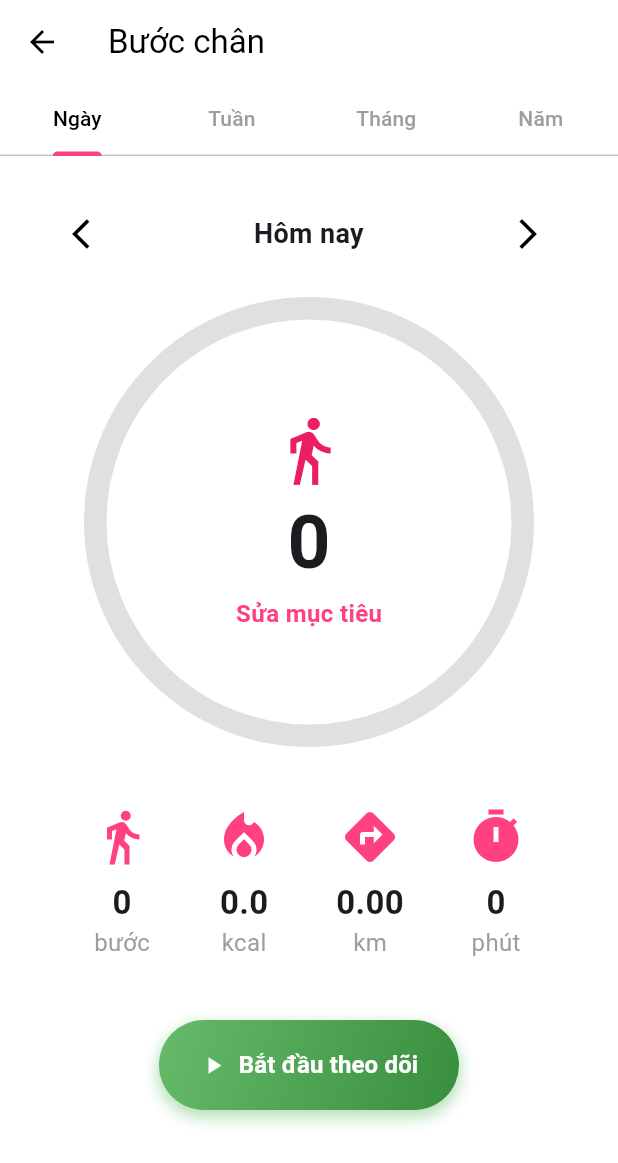
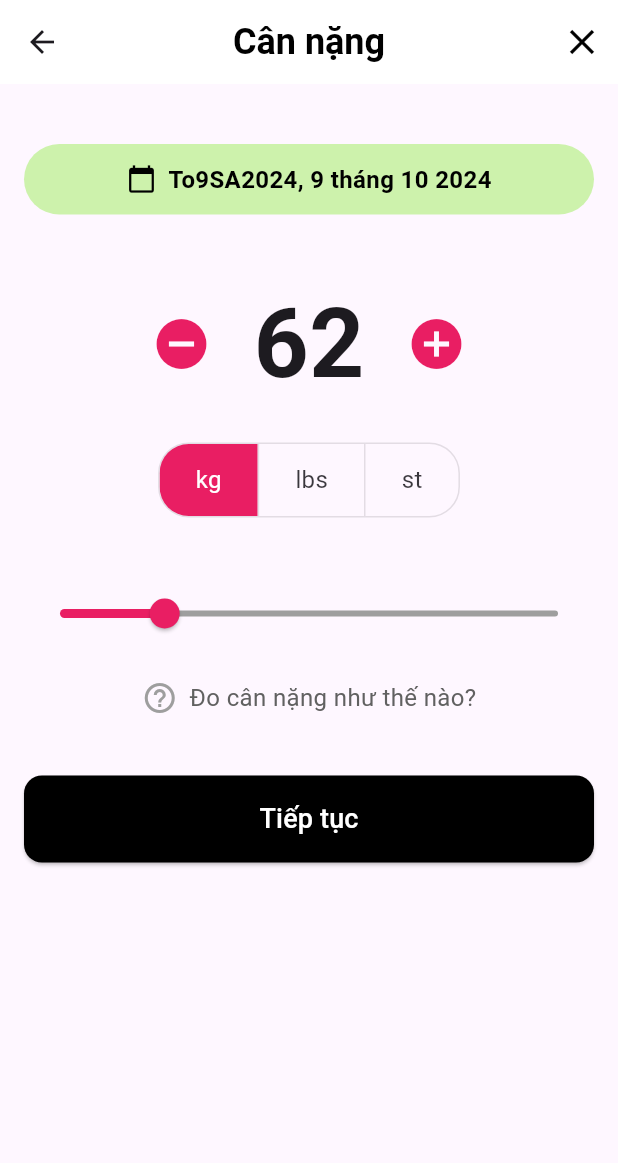
Before and after one commit to quan2003/Pro_Tech-App, a Flutter app: the HomeScreen screen opened by its route, after a tap on "1 / 3", on a phone screen of 412 x 824 dp. Shown: the top 1163 px of the screen. Run offline on Flutter 3.47's test engine with Material 3 defaults, Android fonts, the phone set to English and light mode, and no system bars; drawn by our look-alikes of percent_indicator; our stand-ins replace cloud_firestore, convex_bottom_bar, csv, firebase_auth, firebase_core, firebase_messaging and 15 more; missing offline and left inert: flutter_facebook_auth, workmanager; accounts and stored records are empty; statements that could not run were skipped.

Commit message:
weightInputToday

```diff
--- a/Flutter_Login_App/lib/views/screens/HomeScreen.dart
+++ b/Flutter_Login_App/lib/views/screens/HomeScreen.dart
@@ -10,6 +10,7 @@ import 'package:flutter_login_app/views/screens/PrivacyPolicyScreen.dart';
 
 import 'package:flutter_login_app/views/screens/StepTrackerScreen.dart';
 import 'package:flutter_login_app/views/screens/TearmsAndConditionsScreen.dart';
+import 'package:flutter_login_app/views/screens/WeightInputTodayScreen.dart';
 import 'package:get/get.dart';
 import 'package:firebase_auth/firebase_auth.dart';
 import 'package:cloud_firestore/cloud_firestore.dart';
@@ -25,10 +26,10 @@ import 'AboutUsScreen.dart';
 import 'package:syncfusion_flutter_gauges/gauges.dart';
 import '../controller/StepTrackingService.dart';
 
-
 // Function to show running reminder notification
 void _showRunningReminder() {
-  final FlutterLocalNotificationsPlugin flutterLocalNotificationsPlugin = FlutterLocalNotificationsPlugin();
+  final FlutterLocalNotificationsPlugin flutterLocalNotificationsPlugin =
+      FlutterLocalNotificationsPlugin();
   flutterLocalNotificationsPlugin.show(
     0,
     'Nhắc nhở chạy bộ',
@@ -46,7 +47,8 @@ void _showRunningReminder() {
 
 // Function to show step count reminder notification
 void _showStepCountReminder() {
-  final FlutterLocalNotificationsPlugin flutterLocalNotificationsPlugin = FlutterLocalNotificationsPlugin();
+  final FlutterLocalNotificationsPlugin flutterLocalNotificationsPlugin =
+      FlutterLocalNotificationsPlugin();
   flutterLocalNotificationsPlugin.show(
     1,
     'Thống kê bước chạy',
@@ -73,7 +75,6 @@ class _HomeScreenState extends State<HomeScreen> {
   final StepTrackingService stepController = Get.put(StepTrackingService());
   final BMIController bmiController = Get.put(BMIController());
 
-
   int _selectedIndex = 0;
 
   @override
@@ -86,7 +87,8 @@ class _HomeScreenState extends State<HomeScreen> {
       context: context,
       builder: (BuildContext context) => AlertDialog(
         title: const Text('Cấp quyền thông báo'),
-        content: const Text('Ứng dụng cần quyền thông báo để gửi nhắc nhở chạy bộ và thống kê bước chạy hàng ngày.'),
+        content: const Text(
+            'Ứng dụng cần quyền thông báo để gửi nhắc nhở chạy bộ và thống kê bước chạy hàng ngày.'),
         actions: <Widget>[
           TextButton(
             child: const Text('Để sau'),
@@ -103,9 +105,6 @@ class _HomeScreenState extends State<HomeScreen> {
       ),
     );
   }
-
-
-
 
   Future<void> _updateSteps() async {
     final steps = int.tryParse(stepController.stepCountString) ?? 0;
@@ -126,12 +125,16 @@ class _HomeScreenState extends State<HomeScreen> {
     }
     return 'Khách';
   }
+
   void _onItemTapped(int index) async {
-  if (index == 1) { // Index 1 tương ứng với tab "Sức khoẻ"
+    if (index == 1) {
+      // Index 1 tương ứng với tab "Sức khoẻ"
       await Get.to(() => const HealthScreen());
-  } else if (index == 2) { // Index 2 tương ứng với tab "Thuốc"
-   Get.to(() =>  const MedicineScreen());
-  } else if (index == 3) { // Index 3 tương ứng với tab "Phần thưởng"
+    } else if (index == 2) {
+      // Index 2 tương ứng với tab "Thuốc"
+      Get.to(() => const MedicineScreen());
+    } else if (index == 3) {
+      // Index 3 tương ứng với tab "Phần thưởng"
       Get.to(() => const BulletinBoardScreen());
     }
 
@@ -140,7 +143,6 @@ void _onItemTapped(int index) async {
       _selectedIndex = index;
     });
   }
-
 
   @override
   Widget build(BuildContext context) {
@@ -208,8 +210,7 @@ void _onItemTapped(int index) async {
                 ),
                 ListTile(
                   leading: const Icon(Icons.person), // Profile Icon
-                  title:
-                      const Text("Hồ sơ"),
+                  title: const Text("Hồ sơ"),
                   onTap: () {
                     // Navigate to the profile screen
                     Get.to(() => ProfileScreen(userId: user!.uid));
@@ -392,7 +393,8 @@ void _onItemTapped(int index) async {
                           child: Column(
                             crossAxisAlignment: CrossAxisAlignment.start,
                             children: [
-                              Text("Xin chào, $userName!",
+                              Text(
+                                "Xin chào, $userName!",
                                 style: const TextStyle(
                                     fontSize: 24, fontWeight: FontWeight.bold),
                                 overflow: TextOverflow.ellipsis,
@@ -587,7 +589,7 @@ void _onItemTapped(int index) async {
                             ),
                             _buildHealthGoal(
                               onTap: () {
-                                Get.to(() => const StepTrackingScreen());
+                                Get.to(() => WeightInputTodayScreen());
                               },
                               icon: Icons.scale,
                               label: 'Cân nặng • tuần này',
@@ -599,8 +601,8 @@ void _onItemTapped(int index) async {
                               return _buildHealthGoal(
                                 onTap: () async {
                                   // Điều hướng đến StepTrackingScreen và chờ kết quả
-                                  final steps =
-                                      await Get.to(() => const StepTrackingScreen());
+                                  final steps = await Get.to(
+                                      () => const StepTrackingScreen());
 
                                   // Kiểm tra và cập nhật số bước nếu có
                                   if (steps != null) {
--- /dev/null
+++ b/Flutter_Login_App/lib/views/screens/WeightInputTodayScreen.dart
@@ -0,0 +1,252 @@
+import 'package:flutter/cupertino.dart';
+import 'package:flutter/material.dart';
+import 'package:intl/intl.dart';
+import 'package:intl/date_symbol_data_local.dart'; // Import để khởi tạo dữ liệu ngôn ngữ
+
+class WeightInputTodayScreen extends StatefulWidget {
+  const WeightInputTodayScreen({super.key});
+
+  @override
+  _WeightInputTodayScreenState createState() => _WeightInputTodayScreenState();
+}
+
+class _WeightInputTodayScreenState extends State<WeightInputTodayScreen> {
+  int _weight = 62;
+  final int _minWeight = 0;
+  final int _maxWeight = 300;
+  String _unit = 'kg';
+  DateTime _selectedDate = DateTime.now();
+
+  @override
+  void initState() {
+    super.initState();
+    initializeDateFormatting(
+        'vi', null); // Khởi tạo dữ liệu cho ngôn ngữ Tiếng Việt
+  }
+
+  Future<void> _selectDate(BuildContext context) async {
+    showModalBottomSheet(
+      context: context,
+      builder: (BuildContext builder) {
+        return SizedBox(
+          height: MediaQuery.of(context).size.height / 3,
+          child: Column(
+            children: [
+              Container(
+                padding: const EdgeInsets.symmetric(vertical: 16),
+                child: const Text(
+                  'Đặt ngày',
+                  style: TextStyle(fontSize: 20, fontWeight: FontWeight.bold),
+                ),
+              ),
+              Expanded(
+                child: Container(
+                  child: CupertinoDatePicker(
+                    initialDateTime: _selectedDate,
+                    mode: CupertinoDatePickerMode.date,
+                    onDateTimeChanged: (DateTime newDate) {
+                      setState(() {
+                        _selectedDate = newDate;
+                      });
+                    },
+                  ),
+                ),
+              ),
+              ElevatedButton(
+                onPressed: () {
+                  Navigator.pop(context);
+                },
+                style: ElevatedButton.styleFrom(
+                  backgroundColor: Colors.black,
+                  padding:
+                      const EdgeInsets.symmetric(vertical: 16, horizontal: 32),
+                ),
+                child: const Text('Hoàn tất',
+                    style: TextStyle(fontSize: 18, color: Colors.white)),
+              )
+            ],
+          ),
+        );
+      },
+    );
+  }
+
+  @override
+  Widget build(BuildContext context) {
+    return Scaffold(
+      appBar: AppBar(
+        backgroundColor: Colors.white,
+        elevation: 0,
+        actions: [
+          IconButton(
+            icon: const Icon(Icons.close, color: Colors.black),
+            onPressed: () => Navigator.of(context).pop(),
+            padding: const EdgeInsets.all(8),
+            constraints: const BoxConstraints(),
+            iconSize: 28,
+            splashRadius: 24,
+          ),
+        ],
+        title: const Text(
+          'Cân nặng',
+          style: TextStyle(
+              color: Colors.black, fontSize: 24, fontWeight: FontWeight.bold),
+        ),
+        centerTitle: true,
+      ),
+      body: Padding(
+        padding: const EdgeInsets.symmetric(horizontal: 16.0, vertical: 20.0),
+        child: Column(
+          crossAxisAlignment: CrossAxisAlignment.center,
+          children: [
+            const SizedBox(height: 20),
+            GestureDetector(
+              onTap: () => _selectDate(context),
+              child: Container(
+                width: double.infinity,
+                decoration: BoxDecoration(
+                  color: const Color.fromARGB(157, 174, 239, 121),
+                  borderRadius:
+                      BorderRadius.circular(30), // Viền bo tròn cho giống ảnh
+                ),
+                padding: const EdgeInsets.symmetric(
+                    horizontal: 12, vertical: 12), // Cân đối padding
+                child: Row(
+                  mainAxisAlignment: MainAxisAlignment.center,
+                  children: [
+                    const Icon(Icons.calendar_today,
+                        color: Colors.black, size: 20),
+                    const SizedBox(width: 8),
+                    Text(
+                      DateFormat('Today, d MMMM yyyy', 'vi')
+                          .format(_selectedDate),
+                      style: const TextStyle(
+                          fontSize: 16,
+                          color: Colors.black,
+                          fontWeight: FontWeight.bold),
+                    ),
+                  ],
+                ),
+              ),
+            ),
+            const SizedBox(height: 40),
+            Row(
+              mainAxisAlignment: MainAxisAlignment.center,
+              children: [
+                IconButton(
+                  icon: const Icon(Icons.remove_circle,
+                      color: Colors.pink, size: 40),
+                  onPressed: () {
+                    setState(() {
+                      if (_weight > _minWeight) {
+                        _weight--;
+                      }
+                    });
+                  },
+                ),
+                const SizedBox(width: 20),
+                Text(
+                  '$_weight',
+                  style: const TextStyle(
+                      fontSize: 64, fontWeight: FontWeight.bold),
+                ),
+                const SizedBox(width: 20),
+                IconButton(
+                  icon: const Icon(Icons.add_circle,
+                      color: Colors.pink, size: 40),
+                  onPressed: () {
+                    setState(() {
+                      if (_weight < _maxWeight) {
+                        _weight++;
+                      }
+                    });
+                  },
+                ),
+              ],
+            ),
+            const SizedBox(height: 20),
+            ToggleButtons(
+              borderRadius: BorderRadius.circular(20),
+              selectedColor: Colors.white,
+              fillColor: Colors.pink,
+              isSelected: [_unit == 'kg', _unit == 'lbs', _unit == 'st'],
+              onPressed: (int index) {
+                setState(() {
+                  if (index == 0) {
+                    _unit = 'kg';
+                  } else if (index == 1) {
+                    _unit = 'lbs';
+                  } else if (index == 2) {
+                    _unit = 'st';
+                  }
+                });
+              },
+              children: const [
+                Padding(
+                  padding:
+                      EdgeInsets.symmetric(horizontal: 24.0, vertical: 12.0),
+                  child: Text('kg', style: TextStyle(fontSize: 16)),
+                ),
+                Padding(
+                  padding:
+                      EdgeInsets.symmetric(horizontal: 24.0, vertical: 12.0),
+                  child: Text('lbs', style: TextStyle(fontSize: 16)),
+                ),
+                Padding(
+                  padding:
+                      EdgeInsets.symmetric(horizontal: 24.0, vertical: 12.0),
+                  child: Text('st', style: TextStyle(fontSize: 16)),
+                ),
+              ],
+            ),
+            const SizedBox(height: 40),
+            Slider(
+              value: _weight.toDouble(),
+              min: _minWeight.toDouble(),
+              max: _maxWeight.toDouble(),
+              onChanged: (double value) {
+                setState(() {
+                  _weight = value.toInt();
+                });
+              },
+              activeColor: Colors.pink,
+              inactiveColor: Colors.grey,
+              divisions: 300,
+              label: '$_weight',
+            ),
+            const SizedBox(height: 20),
+            Row(
+              mainAxisAlignment: MainAxisAlignment.center,
+              children: [
+                const Icon(Icons.help_outline, color: Colors.grey),
+                const SizedBox(width: 8),
+                Text(
+                  'Đo cân nặng như thế nào?',
+                  style: TextStyle(fontSize: 16, color: Colors.grey[700]),
+                ),
+              ],
+            ),
+            const SizedBox(height: 40),
+            SizedBox(
+              width: double.infinity,
+              child: ElevatedButton(
+                onPressed: () {},
+                style: ElevatedButton.styleFrom(
+                  backgroundColor: Colors.black,
+                  shape: RoundedRectangleBorder(
+                    borderRadius: BorderRadius.circular(12),
+                  ),
+                  padding: const EdgeInsets.symmetric(vertical: 16),
+                ),
+                child: const Text(
+                  'Tiếp tục',
+                  style: TextStyle(fontSize: 18, color: Colors.white),
+                ),
+              ),
+            ),
+          ],
+        ),
+      ),
+    );
+  }
+}
--- a/Flutter_Login_App/lib/views/utils/background_service.dart
+++ b/Flutter_Login_App/lib/views/utils/background_service.dart
@@ -22,7 +22,7 @@ Future<void> initializeBackgroundService() async {
   await Workmanager().registerPeriodicTask(
     'rescheduleNotifications',
     'rescheduleNotifications',
-    frequency: Duration(hours: 1),
+    frequency: const Duration(hours: 1),
     constraints: Constraints(
       networkType: NetworkType.not_required,
       requiresBatteryNotLow: false,
```
Also changed, not shown: Flutter_Login_App/lib/views/admin/BulletinBoardManagementPage.dart (+70 -34 lines), Flutter_Login_App/lib/views/screens/BluetoothConnectionScreen.dart (+20 -11 lines), Flutter_Login_App/lib/views/screens/MedicineScreen.dart (+15 -12 lines), Flutter_Login_App/lib/views/utils/NotificationService.dart (+24 -14 lines). Lines whose indentation alone changed are shown as unchanged.
